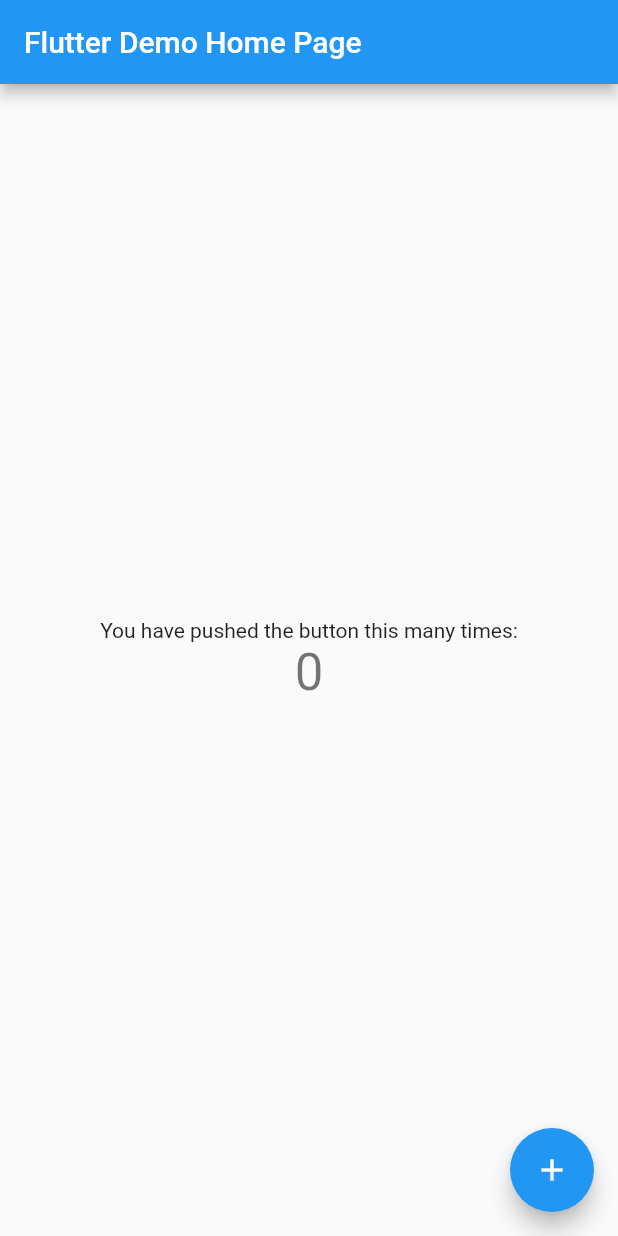
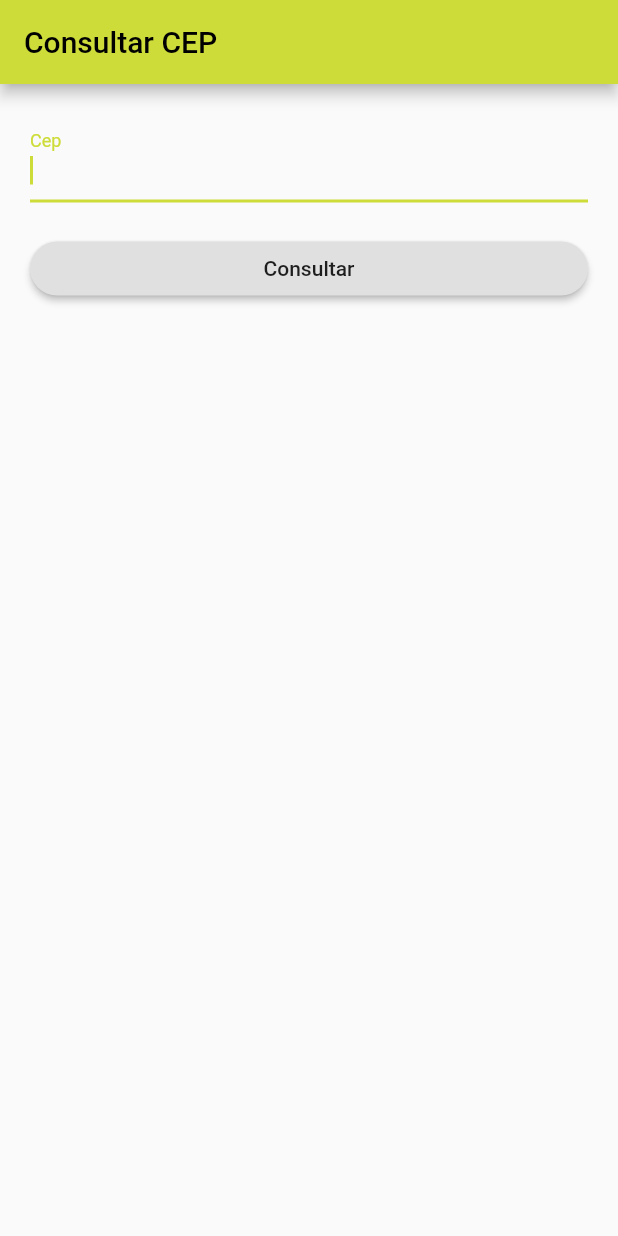
Before and after one commit to g4brielklein/ads-ulbra, a Flutter app: the screen it shows after launch, on a phone screen of 412 x 824 dp. Run offline on Flutter 3.47's test engine with Material 2 defaults, Android fonts, the light colour scheme and no system bars; our stand-ins replace sqflite; accounts and stored records are empty.

Commit message:
Desenvolvimento de Sistemas Móveis - Aula 13: Web Services

```diff
--- a/desen.-de-sistemas-moveis/aula-13/lib/main.dart
+++ b/desen.-de-sistemas-moveis/aula-13/lib/main.dart
@@ -1,115 +1,14 @@
+
 import 'package:flutter/material.dart';
+import 'package:web_service/views/home_page.dart';
 
 void main() {
-  runApp(const MyApp());
+  runApp(MaterialApp(
+    debugShowCheckedModeBanner: false,
+    home: HomePage(),
+    theme: ThemeData(brightness: Brightness.light, primarySwatch: Colors.lime),
+    darkTheme: ThemeData(
+      brightness: Brightness.dark,
+    ),
+  ));
 }
-
-class MyApp extends StatelessWidget {
-  const MyApp({Key? key}) : super(key: key);
-
-  // This widget is the root of your application.
-  @override
-  Widget build(BuildContext context) {
-    return MaterialApp(
-      title: 'Flutter Demo',
-      theme: ThemeData(
-        // This is the theme of your application.
-        //
-        // Try running your application with "flutter run". You'll see the
-        // application has a blue toolbar. Then, without quitting the app, try
-        // changing the primarySwatch below to Colors.green and then invoke
-        // "hot reload" (press "r" in the console where you ran "flutter run",
-        // or simply save your changes to "hot reload" in a Flutter IDE).
-        // Notice that the counter didn't reset back to zero; the application
-        // is not restarted.
-        primarySwatch: Colors.blue,
-      ),
-      home: const MyHomePage(title: 'Flutter Demo Home Page'),
-    );
-  }
-}
-
-class MyHomePage extends StatefulWidget {
-  const MyHomePage({Key? key, required this.title}) : super(key: key);
-
-  // This widget is the home page of your application. It is stateful, meaning
-  // that it has a State object (defined below) that contains fields that affect
-  // how it looks.
-
-  // This class is the configuration for the state. It holds the values (in this
-  // case the title) provided by the parent (in this case the App widget) and
-  // used by the build method of the State. Fields in a Widget subclass are
-  // always marked "final".
-
-  final String title;
-
-  @override
-  State<MyHomePage> createState() => _MyHomePageState();
-}
-
-class _MyHomePageState extends State<MyHomePage> {
-  int _counter = 0;
-
-  void _incrementCounter() {
-    setState(() {
-      // This call to setState tells the Flutter framework that something has
-      // changed in this State, which causes it to rerun the build method below
-      // so that the display can reflect the updated values. If we changed
-      // _counter without calling setState(), then the build method would not be
-      // called again, and so nothing would appear to happen.
-      _counter++;
-    });
-  }
-
-  @override
-  Widget build(BuildContext context) {
-    // This method is rerun every time setState is called, for instance as done
-    // by the _incrementCounter method above.
-    //
-    // The Flutter framework has been optimized to make rerunning build methods
-    // fast, so that you can just rebuild anything that needs updating rather
-    // than having to individually change instances of widgets.
-    return Scaffold(
-      appBar: AppBar(
-        // Here we take the value from the MyHomePage object that was created by
-        // the App.build method, and use it to set our appbar title.
-        title: Text(widget.title),
-      ),
-      body: Center(
-        // Center is a layout widget. It takes a single child and positions it
-        // in the middle of the parent.
-        child: Column(
-          // Column is also a layout widget. It takes a list of children and
-          // arranges them vertically. By default, it sizes itself to fit its
-          // children horizontally, and tries to be as tall as its parent.
-          //
-          // Invoke "debug painting" (press "p" in the console, choose the
-          // "Toggle Debug Paint" action from the Flutter Inspector in Android
-          // Studio, or the "Toggle Debug Paint" command in Visual Studio Code)
-          // to see the wireframe for each widget.
-          //
-          // Column has various properties to control how it sizes itself and
-          // how it positions its children. Here we use mainAxisAlignment to
-          // center the children vertically; the main axis here is the vertical
-          // axis because Columns are vertical (the cross axis would be
-          // horizontal).
-          mainAxisAlignment: MainAxisAlignment.center,
-          children: <Widget>[
-            const Text(
-              'You have pushed the button this many times:',
-            ),
-            Text(
-              '$_counter',
-              style: Theme.of(context).textTheme.headline4,
-            ),
-          ],
-        ),
-      ),
-      floatingActionButton: FloatingActionButton(
-        onPressed: _incrementCounter,
-        tooltip: 'Increment',
-        child: const Icon(Icons.add),
-      ), // This trailing comma makes auto-formatting nicer for build methods.
-    );
-  }
-}
--- a/desen.-de-sistemas-moveis/aula-13/lib/models/result_cep.dart
+++ b/desen.-de-sistemas-moveis/aula-13/lib/models/result_cep.dart
@@ -0,0 +1,62 @@
+// To parse this JSON data, do
+//
+//     final welcome = welcomeFromMap(jsonString);
+
+import 'package:meta/meta.dart';
+import 'dart:convert';
+
+class ResultCep {
+  ResultCep({
+    required this.cep,
+    required this.logradouro,
+    required this.complemento,
+    required this.bairro,
+    required this.localidade,
+    required this.uf,
+    required this.ibge,
+    required this.gia,
+    required this.ddd,
+    required this.siafi,
+  });
+
+  String cep;
+  String logradouro;
+  String complemento;
+  String bairro;
+  String localidade;
+  String uf;
+  String ibge;
+  String gia;
+  String ddd;
+  String siafi;
+
+  factory ResultCep.fromJson(String str) => ResultCep.fromMap(json.decode(str));
+
+  String toJson() => json.encode(toMap());
+
+  factory ResultCep.fromMap(Map<String, dynamic> json) => ResultCep(
+    cep: json["cep"],
+    logradouro: json["logradouro"],
+    complemento: json["complemento"],
+    bairro: json["bairro"],
+    localidade: json["localidade"],
+    uf: json["uf"],
+    ibge: json["ibge"],
+    gia: json["gia"],
+    ddd: json["ddd"],
+    siafi: json["siafi"],
+  );
+
+  Map<String, dynamic> toMap() => {
+    "cep": cep,
+    "logradouro": logradouro,
+    "complemento": complemento,
+    "bairro": bairro,
+    "localidade": localidade,
+    "uf": uf,
+    "ibge": ibge,
+    "gia": gia,
+    "ddd": ddd,
+    "siafi": siafi,
+  };
+}
--- a/desen.-de-sistemas-moveis/aula-13/lib/services/via_cep_service.dart
+++ b/desen.-de-sistemas-moveis/aula-13/lib/services/via_cep_service.dart
@@ -0,0 +1,15 @@
+
+import 'package:http/http.dart' as http;
+import 'package:web_service/models/result_cep.dart';
+
+class ViaCepService {
+  static Future<ResultCep> fetchCep({String? cep}) async {
+    final Uri uri = Uri.parse('https://viacep.com.br/ws/$cep/json/');
+    final response = await http.get(uri);
+    if (response.statusCode == 200) {
+      return ResultCep.fromJson(response.body);
+    } else {
+      throw Exception('Requisição inválida!');
+    }
+  }
+}
--- a/desen.-de-sistemas-moveis/aula-13/lib/views/home_page.dart
+++ b/desen.-de-sistemas-moveis/aula-13/lib/views/home_page.dart
@@ -0,0 +1,100 @@
+import 'package:flutter/material.dart';
+import 'package:web_service/services/via_cep_service.dart';
+
+class HomePage extends StatefulWidget {
+  @override
+  _HomePageState  createState() => _HomePageState();
+}
+
+class _HomePageState extends State<HomePage> {
+  var _searchCepController = TextEditingController();
+  bool _loading = false;
+  bool _enableField = true;
+  String? _result;
+
+  @override
+  void dispose() {
+    super.dispose();
+    _searchCepController.clear();
+  }
+
+  @override
+  Widget build(BuildContext context) {
+    return Scaffold(
+      appBar: AppBar(
+        title: Text('Consultar CEP'),
+      ),
+      body: SingleChildScrollView(
+        padding: EdgeInsets.all(20.0),
+        child: Column(
+          crossAxisAlignment: CrossAxisAlignment.stretch,
+          children: <Widget>[
+            _buildSearchCepTextField(),
+            _buildSearchCepButton(),
+            _buildResultForm()
+          ],
+        ),
+      ),
+    );
+  }
+
+  Widget _buildSearchCepTextField() {
+    return TextField(
+      autofocus: true,
+      keyboardType: TextInputType.number,
+      textInputAction: TextInputAction.done,
+      decoration: InputDecoration(labelText: 'Cep'),
+      controller: _searchCepController,
+      enabled: _enableField,
+    );
+  }
+
+  Widget _buildSearchCepButton() {
+    return Padding(
+      padding: const EdgeInsets.only(top: 20.0),
+      child: RaisedButton(
+        onPressed: _searchCep,
+        child: _loading ? _circularLoading() : Text('Consultar'),
+        shape: RoundedRectangleBorder(borderRadius: BorderRadius.circular(20)),
+      ),
+    );
+  }
+
+  void _searching(bool enable) {
+    setState(() {
+      _result = enable ? '' : _result;
+      _loading = enable;
+      _enableField = !enable;
+    });
+  }
+
+  Widget _circularLoading() {
+    return Container(
+      height: 15.0,
+      width: 15.0,
+      child: CircularProgressIndicator(),
+    );
+  }
+
+  Future _searchCep() async {
+    _searching(true);
+
+    final cep = _searchCepController.text;
+
+    final resultCep = await ViaCepService.fetchCep(cep: cep);
+    print(resultCep.localidade); // Exibindo somente a localidade no terminal
+
+    setState(() {
+      _result = resultCep.toJson();
+    });
+
+    _searching(false);
+  }
+
+  Widget _buildResultForm() {
+    return Container(
+      padding: EdgeInsets.only(top: 20.0),
+      child: Text(_result ?? ''),
+    );
+  }
+}
```
